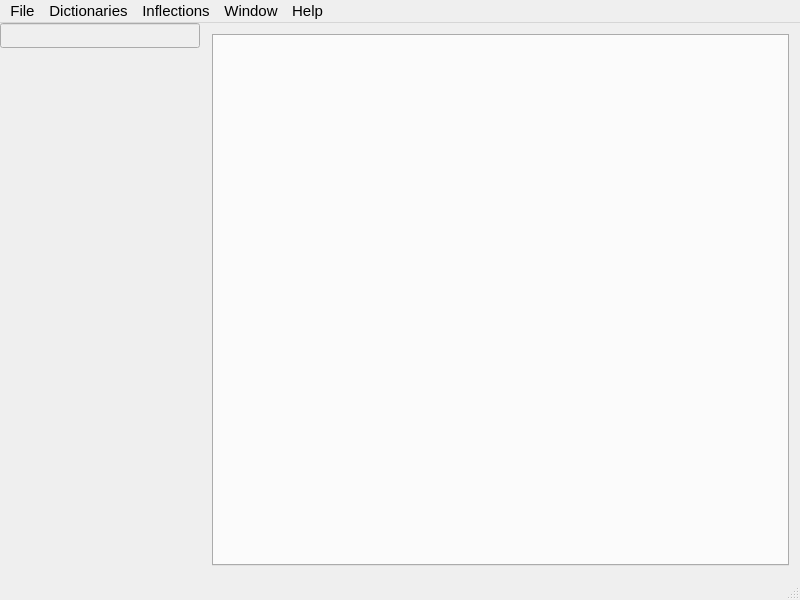
Above: mainwindow.ui from scottsanett/IceDict before the change. Below: the same form after it.
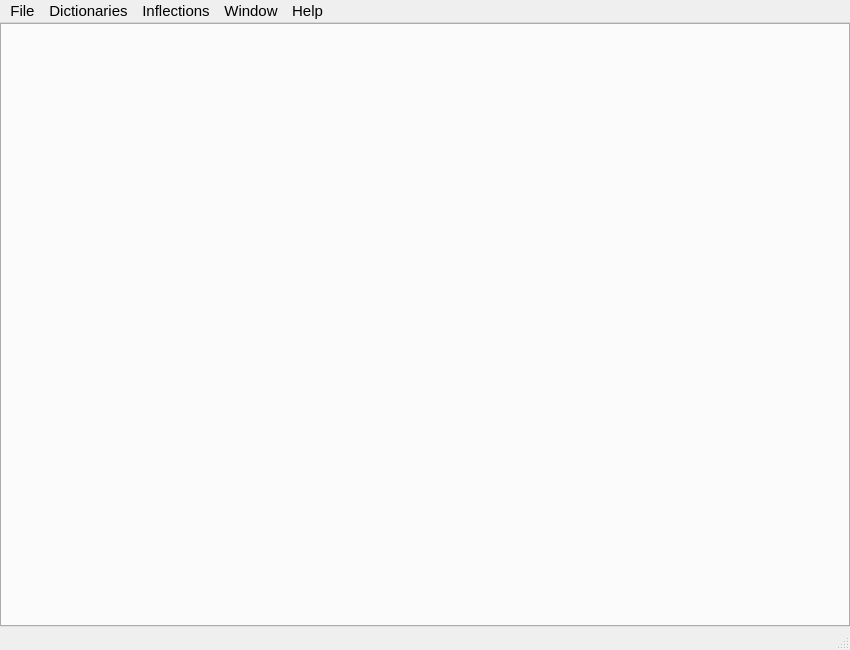
That is the form after the change.

Commit message: made tabs movable

What changed in the file:
```diff
--- a/mainwindow.ui
+++ b/mainwindow.ui
@@ -6,8 +6,8 @@
    <rect>
     <x>0</x>
     <y>0</y>
-    <width>800</width>
-    <height>600</height>
+    <width>850</width>
+    <height>650</height>
    </rect>
   </property>
   <property name="font">
@@ -39,118 +39,6 @@
     <item>
      <layout class="QVBoxLayout" name="centralLayout">
       <item>
-       <widget class="QSplitter" name="mainSplitter">
-        <property name="styleSheet">
-         <string notr="true"/>
-        </property>
-        <property name="orientation">
-         <enum>Qt::Horizontal</enum>
-        </property>
-        <property name="handleWidth">
-         <number>1</number>
-        </property>
-        <widget class="QSplitter" name="inputLayout">
-         <property name="styleSheet">
-          <string notr="true"/>
-         </property>
-         <property name="orientation">
-          <enum>Qt::Vertical</enum>
-         </property>
-         <property name="handleWidth">
-          <number>1</number>
-         </property>
-         <widget class="QLineEdit" name="input">
-          <property name="enabled">
-           <bool>false</bool>
-          </property>
-          <property name="sizePolicy">
-           <sizepolicy hsizetype="Minimum" vsizetype="Fixed">
-            <horstretch>0</horstretch>
-            <verstretch>0</verstretch>
-           </sizepolicy>
-          </property>
-          <property name="minimumSize">
-           <size>
-            <width>100</width>
-            <height>25</height>
-           </size>
-          </property>
-          <property name="maximumSize">
-           <size>
-            <width>200</width>
-            <height>25</height>
-           </size>
-          </property>
-          <property name="font">
-           <font>
-            <family>Segoe UI</family>
-            <pointsize>13</pointsize>
-           </font>
-          </property>
-          <property name="focusPolicy">
-           <enum>Qt::StrongFocus</enum>
-          </property>
-          <property name="acceptDrops">
-           <bool>false</bool>
-          </property>
-          <property name="styleSheet">
-           <string notr="true"/>
-          </property>
-          <property name="text">
-           <string/>
-          </property>
-          <property name="dragEnabled">
-           <bool>false</bool>
-          </property>
-         </widget>
-         <widget class="QListWidget" name="options">
-          <property name="enabled">
-           <bool>false</bool>
-          </property>
-          <property name="sizePolicy">
-           <sizepolicy hsizetype="Minimum" vsizetype="Expanding">
-            <horstretch>0</horstretch>
-            <verstretch>0</verstretch>
-           </sizepolicy>
-          </property>
-          <property name="minimumSize">
-           <size>
-            <width>100</width>
-            <height>0</height>
-           </size>
-          </property>
-          <property name="maximumSize">
-           <size>
-            <width>200</width>
-            <height>16777215</height>
-           </size>
-          </property>
-          <property name="font">
-           <font>
-            <family>Segoe UI</family>
-            <pointsize>13</pointsize>
-           </font>
-          </property>
-          <property name="focusPolicy">
-           <enum>Qt::NoFocus</enum>
-          </property>
-          <property name="styleSheet">
-           <string notr="true"/>
-          </property>
-          <property name="frameShape">
-           <enum>QFrame::NoFrame</enum>
-          </property>
-          <property name="frameShadow">
-           <enum>QFrame::Plain</enum>
-          </property>
-         </widget>
-        </widget>
-        <widget class="QWidget" name="layoutWidget">
-         <layout class="QVBoxLayout" name="resultsLayout">
-          <property name="spacing">
-           <number>-1</number>
-          </property>
-          <item>
            <widget class="QTabWidget" name="resultsTab">
             <property name="font">
              <font>
@@ -175,10 +63,6 @@
            </widget>
           </item>
          </layout>
-        </widget>
-       </widget>
-      </item>
-     </layout>
     </item>
    </layout>
   </widget>
@@ -187,7 +71,7 @@
     <rect>
      <x>0</x>
      <y>0</y>
-     <width>800</width>
+     <width>850</width>
      <height>22</height>
     </rect>
    </property>
```
Lines whose indentation alone changed are shown as unchanged. The commit also changes 3 other files.
